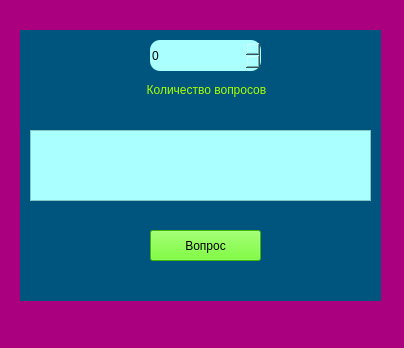
AnnushkaStark/Brain_ring_game-admin_panel-, file app/ui/question_creator.ui: the form before one commit.
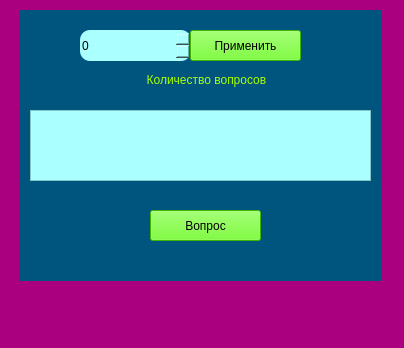
The form after the commit.

```diff
--- a/app/ui/question_creator.ui
+++ b/app/ui/question_creator.ui
@@ -21,7 +21,7 @@
     <property name="geometry">
      <rect>
       <x>20</x>
-      <y>30</y>
+      <y>10</y>
       <width>361</width>
       <height>271</height>
      </rect>
@@ -33,8 +33,8 @@
     <widget class="QSpinBox" name="spinBox_limit">
      <property name="geometry">
       <rect>
-       <x>130</x>
-       <y>10</y>
+       <x>60</x>
+       <y>20</y>
        <width>111</width>
        <height>31</height>
       </rect>
@@ -64,7 +64,7 @@
      <property name="geometry">
       <rect>
        <x>90</x>
-       <y>50</y>
+       <y>60</y>
        <width>181</width>
        <height>20</height>
       </rect>
@@ -89,6 +89,22 @@
       <string notr="true">background-color: rgb(170, 255, 255);</string>
      </property>
     </widget>
+    <widget class="QPushButton" name="pushButton_submit">
+     <property name="geometry">
+      <rect>
+       <x>170</x>
+       <y>20</y>
+       <width>111</width>
+       <height>31</height>
+      </rect>
+     </property>
+     <property name="styleSheet">
+      <string notr="true">background-color: rgb(85, 255, 0);</string>
+     </property>
+     <property name="text">
+      <string>Применить</string>
+     </property>
+    </widget>
    </widget>
   </widget>
   <widget class="QMenuBar" name="menubar">
```
